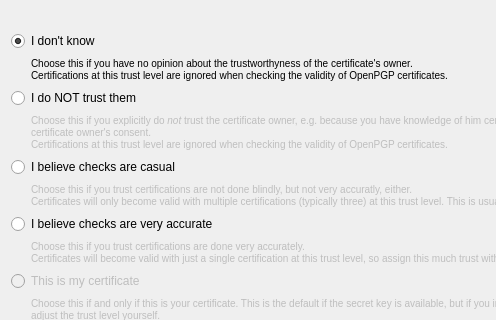
This is dialogs/ownertrustdialog.ui in sensama/kleopatra as Qt 5 draws it before an edit; both pictures show x 0 to 496 and y 0 to 320 of the 700 by 680 pixel window. The edited form follows.
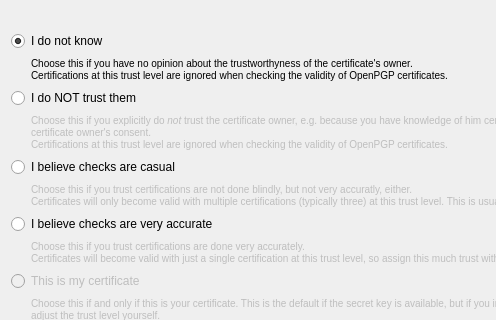
This is the edited form.

The edit to the form file:
```diff
--- a/dialogs/ownertrustdialog.ui
+++ b/dialogs/ownertrustdialog.ui
@@ -25,7 +25,7 @@
      <item>
       <widget class="QRadioButton" name="unknownRB" >
        <property name="text" >
-        <string>I don't know</string>
+        <string>I do not know</string>
        </property>
        <property name="checked" >
         <bool>true</bool>
```
